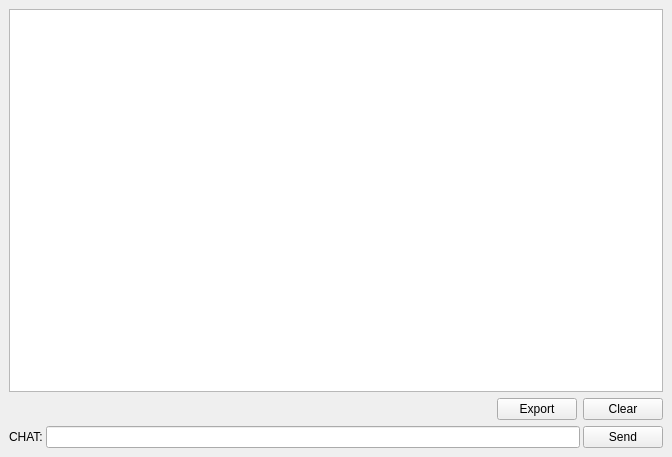
First picture: the form in qchatqpt_dialog_base.ui, repository TRON-151/GeoAgent, before the edit.
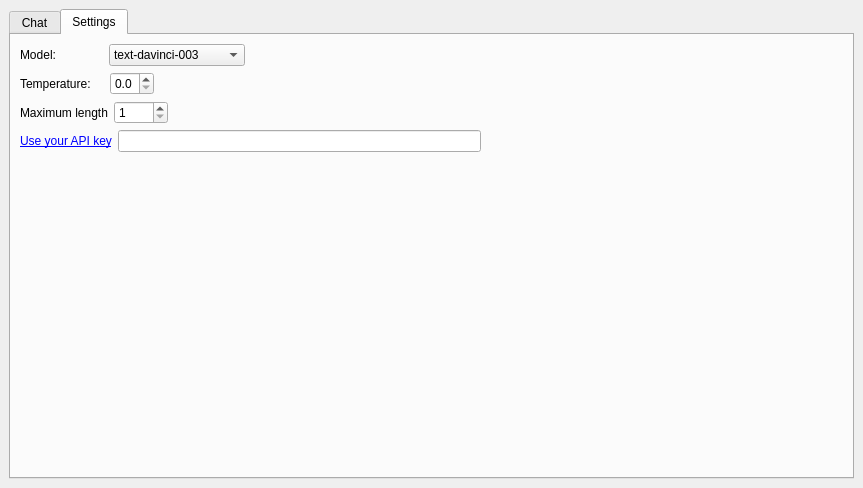
Second picture: the form after the edit. The open tabs and pages were chosen to show the change.

Commit message: Add tabs for Chat and Settings

Diff of the .ui file:
```diff
--- a/qchatqpt_dialog_base.ui
+++ b/qchatqpt_dialog_base.ui
@@ -6,8 +6,8 @@
    <rect>
     <x>0</x>
     <y>0</y>
-    <width>672</width>
-    <height>457</height>
+    <width>863</width>
+    <height>488</height>
    </rect>
   </property>
   <property name="windowTitle">
@@ -16,12 +16,35 @@
   <widget class="QWidget" name="dockWidgetContents">
    <layout class="QGridLayout" name="gridLayout">
     <item row="0" column="0">
+     <widget class="QTabWidget" name="tabWidget">
+      <property name="currentIndex">
+       <number>0</number>
+      </property>
+      <widget class="QWidget" name="tab">
+       <attribute name="title">
+        <string>Chat</string>
+       </attribute>
+       <layout class="QGridLayout" name="gridLayout_2">
+        <item row="0" column="0">
      <layout class="QVBoxLayout" name="verticalLayout">
       <item>
        <widget class="QTextBrowser" name="chatgpt_ans"/>
       </item>
       <item>
        <layout class="QHBoxLayout" name="horizontalLayout_2">
+            <item>
+             <widget class="QLabel" name="label">
+              <property name="sizePolicy">
+               <sizepolicy hsizetype="Minimum" vsizetype="Preferred">
+                <horstretch>0</horstretch>
+                <verstretch>0</verstretch>
+               </sizepolicy>
+              </property>
+              <property name="text">
+               <string>CHAT:</string>
+              </property>
+             </widget>
+            </item>
         <item>
          <spacer name="horizontalSpacer">
           <property name="orientation">
@@ -62,21 +85,14 @@
         <property name="spacing">
          <number>3</number>
         </property>
-        <item>
-         <widget class="QLabel" name="label">
-          <property name="sizePolicy">
-           <sizepolicy hsizetype="Minimum" vsizetype="Preferred">
-            <horstretch>0</horstretch>
-            <verstretch>0</verstretch>
-           </sizepolicy>
-          </property>
-          <property name="text">
-           <string>CHAT:</string>
-          </property>
-         </widget>
-        </item>
         <item>
          <widget class="QLineEdit" name="question">
+              <property name="sizePolicy">
+               <sizepolicy hsizetype="Expanding" vsizetype="Fixed">
+                <horstretch>0</horstretch>
+                <verstretch>0</verstretch>
+               </sizepolicy>
+              </property>
           <property name="text">
            <string/>
           </property>
@@ -85,11 +101,17 @@
         <item>
          <widget class="QPushButton" name="send_chat">
           <property name="sizePolicy">
-           <sizepolicy hsizetype="Minimum" vsizetype="Preferred">
+               <sizepolicy hsizetype="Minimum" vsizetype="Fixed">
             <horstretch>0</horstretch>
             <verstretch>0</verstretch>
            </sizepolicy>
           </property>
+              <property name="maximumSize">
+               <size>
+                <width>16777215</width>
+                <height>16777215</height>
+               </size>
+              </property>
           <property name="focusPolicy">
            <enum>Qt::StrongFocus</enum>
           </property>
@@ -101,6 +123,227 @@
        </layout>
       </item>
      </layout>
+        </item>
+       </layout>
+      </widget>
+      <widget class="QWidget" name="tab_2">
+       <attribute name="title">
+        <string>Settings</string>
+       </attribute>
+       <layout class="QVBoxLayout" name="verticalLayout_3">
+        <item>
+         <layout class="QVBoxLayout" name="verticalLayout_2">
+          <item>
+           <layout class="QHBoxLayout" name="horizontalLayout_6">
+            <item>
+             <widget class="QLabel" name="label_7">
+              <property name="toolTip">
+               <string>The model which will generate the completion.</string>
+              </property>
+              <property name="text">
+               <string>Model:              </string>
+              </property>
+             </widget>
+            </item>
+            <item>
+             <widget class="QComboBox" name="model">
+              <property name="sizePolicy">
+               <sizepolicy hsizetype="Preferred" vsizetype="Fixed">
+                <horstretch>0</horstretch>
+                <verstretch>0</verstretch>
+               </sizepolicy>
+              </property>
+              <property name="focusPolicy">
+               <enum>Qt::WheelFocus</enum>
+              </property>
+              <property name="sizeAdjustPolicy">
+               <enum>QComboBox::AdjustToContents</enum>
+              </property>
+              <item>
+               <property name="text">
+                <string>text-davinci-003</string>
+               </property>
+              </item>
+              <item>
+               <property name="text">
+                <string>text-curie-001</string>
+               </property>
+              </item>
+              <item>
+               <property name="text">
+                <string>text-babbage-001</string>
+               </property>
+              </item>
+              <item>
+               <property name="text">
+                <string>text-ada-001</string>
+               </property>
+              </item>
+              <item>
+               <property name="text">
+                <string>code-davinci-002</string>
+               </property>
+              </item>
+              <item>
+               <property name="text">
+                <string>code-cushman-001</string>
+               </property>
+              </item>
+             </widget>
+            </item>
+            <item>
+             <spacer name="horizontalSpacer_3">
+              <property name="orientation">
+               <enum>Qt::Horizontal</enum>
+              </property>
+              <property name="sizeHint" stdset="0">
+               <size>
+                <width>40</width>
+                <height>20</height>
+               </size>
+              </property>
+             </spacer>
+            </item>
+           </layout>
+          </item>
+          <item>
+           <layout class="QHBoxLayout" name="horizontalLayout_4">
+            <item>
+             <widget class="QLabel" name="label_5">
+              <property name="toolTip">
+               <string>Controls randomness: Lowering results in less random completions. As the temperature approaches zero, the model will become deterministic and repetitive.</string>
+              </property>
+              <property name="text">
+               <string>Temperature:    </string>
+              </property>
+             </widget>
+            </item>
+            <item>
+             <widget class="QDoubleSpinBox" name="temperature">
+              <property name="decimals">
+               <number>1</number>
+              </property>
+              <property name="maximum">
+               <double>1.000000000000000</double>
+              </property>
+              <property name="singleStep">
+               <double>0.100000000000000</double>
+              </property>
+             </widget>
+            </item>
+            <item>
+             <spacer name="horizontalSpacer_4">
+              <property name="orientation">
+               <enum>Qt::Horizontal</enum>
+              </property>
+              <property name="sizeHint" stdset="0">
+               <size>
+                <width>40</width>
+                <height>20</height>
+               </size>
+              </property>
+             </spacer>
+            </item>
+           </layout>
+          </item>
+          <item>
+           <layout class="QHBoxLayout" name="horizontalLayout_3">
+            <item>
+             <widget class="QLabel" name="label_6">
+              <property name="toolTip">
+               <string>One token is roughly 4 characters for normal English text</string>
+              </property>
+              <property name="text">
+               <string>Maximum length</string>
+              </property>
+             </widget>
+            </item>
+            <item>
+             <widget class="QSpinBox" name="max_tokens">
+              <property name="focusPolicy">
+               <enum>Qt::WheelFocus</enum>
+              </property>
+              <property name="minimum">
+               <number>1</number>
+              </property>
+              <property name="maximum">
+               <number>4000</number>
+              </property>
+             </widget>
+            </item>
+            <item>
+             <spacer name="horizontalSpacer_5">
+              <property name="orientation">
+               <enum>Qt::Horizontal</enum>
+              </property>
+              <property name="sizeHint" stdset="0">
+               <size>
+                <width>40</width>
+                <height>20</height>
+               </size>
+              </property>
+             </spacer>
+            </item>
+           </layout>
+          </item>
+          <item>
+           <layout class="QHBoxLayout" name="horizontalLayout_5">
+            <item>
+             <widget class="QLabel" name="label_2">
+              <property name="toolTip">
+               <string>If you want, you can use your API key.</string>
+              </property>
+              <property name="text">
+               <string>&lt;a href=&quot;https://platform.openai.com/account/api-keys&quot;&gt;Use your API key&lt;/a&gt;</string>
+              </property>
+              <property name="wordWrap">
+               <bool>true</bool>
+              </property>
+             </widget>
+            </item>
+            <item>
+             <widget class="QLineEdit" name="custom_apikey">
+              <property name="focusPolicy">
+               <enum>Qt::ClickFocus</enum>
+              </property>
+              <property name="toolTip">
+               <string>If you want, you can use your API key.</string>
+              </property>
+             </widget>
+            </item>
+            <item>
+             <spacer name="horizontalSpacer_2">
+              <property name="orientation">
+               <enum>Qt::Horizontal</enum>
+              </property>
+              <property name="sizeHint" stdset="0">
+               <size>
+                <width>40</width>
+                <height>20</height>
+               </size>
+              </property>
+             </spacer>
+            </item>
+           </layout>
+          </item>
+          <item>
+           <spacer name="verticalSpacer">
+            <property name="orientation">
+             <enum>Qt::Vertical</enum>
+            </property>
+            <property name="sizeHint" stdset="0">
+             <size>
+              <width>20</width>
+              <height>40</height>
+             </size>
+            </property>
+           </spacer>
+          </item>
+         </layout>
+        </item>
+       </layout>
+      </widget>
+     </widget>
     </item>
    </layout>
   </widget>
```
Left out of the diff: 10 changed lines with no effect on the pictures. Lines whose indentation alone changed are shown as unchanged. The commit also changes 2 other files.
